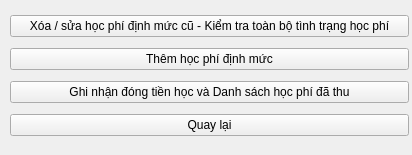
Qt form TranslateUiPyPackage/ui_ip/M3_quanlyhocphi.ui (longpham6595/kvmanagement) before a commit.
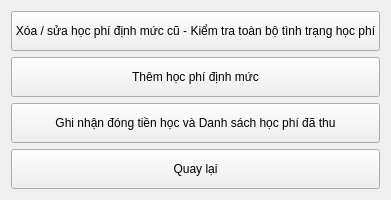
The same form after that commit.

```diff
--- a/TranslateUiPyPackage/ui_ip/M3_quanlyhocphi.ui
+++ b/TranslateUiPyPackage/ui_ip/M3_quanlyhocphi.ui
@@ -6,25 +6,28 @@
    <rect>
     <x>0</x>
     <y>0</y>
-    <width>412</width>
-    <height>155</height>
+    <width>345</width>
+    <height>200</height>
    </rect>
   </property>
+  <property name="maximumSize">
+   <size>
+    <width>500</width>
+    <height>400</height>
+   </size>
+  </property>
   <property name="windowTitle">
    <string>Quản lý học phí</string>
   </property>
-  <widget class="QWidget" name="layoutWidget">
-   <property name="geometry">
-    <rect>
-     <x>10</x>
-     <y>10</y>
-     <width>399</width>
-     <height>135</height>
-    </rect>
-   </property>
    <layout class="QVBoxLayout" name="verticalLayout">
     <item>
      <widget class="QPushButton" name="xhpdmc">
+     <property name="sizePolicy">
+      <sizepolicy hsizetype="Expanding" vsizetype="Expanding">
+       <horstretch>0</horstretch>
+       <verstretch>0</verstretch>
+      </sizepolicy>
+     </property>
       <property name="text">
        <string>Xóa / sửa học phí định mức cũ - Kiểm tra toàn bộ tình trạng học phí</string>
       </property>
@@ -32,6 +35,12 @@
     </item>
     <item>
      <widget class="QPushButton" name="themhpdm">
+     <property name="sizePolicy">
+      <sizepolicy hsizetype="Expanding" vsizetype="Expanding">
+       <horstretch>0</horstretch>
+       <verstretch>0</verstretch>
+      </sizepolicy>
+     </property>
       <property name="text">
        <string>Thêm học phí định mức</string>
       </property>
@@ -39,6 +48,12 @@
     </item>
     <item>
      <widget class="QPushButton" name="gndth">
+     <property name="sizePolicy">
+      <sizepolicy hsizetype="Expanding" vsizetype="Expanding">
+       <horstretch>0</horstretch>
+       <verstretch>0</verstretch>
+      </sizepolicy>
+     </property>
       <property name="text">
        <string>Ghi nhận đóng tiền học và Danh sách học phí đã thu</string>
       </property>
@@ -46,13 +61,18 @@
     </item>
     <item>
      <widget class="QPushButton" name="quaylai">
+     <property name="sizePolicy">
+      <sizepolicy hsizetype="Expanding" vsizetype="Expanding">
+       <horstretch>0</horstretch>
+       <verstretch>0</verstretch>
+      </sizepolicy>
+     </property>
       <property name="text">
        <string>Quay lại</string>
       </property>
      </widget>
     </item>
    </layout>
-  </widget>
  </widget>
  <resources/>
  <connections/>
```
Lines whose indentation alone changed are shown as unchanged.
